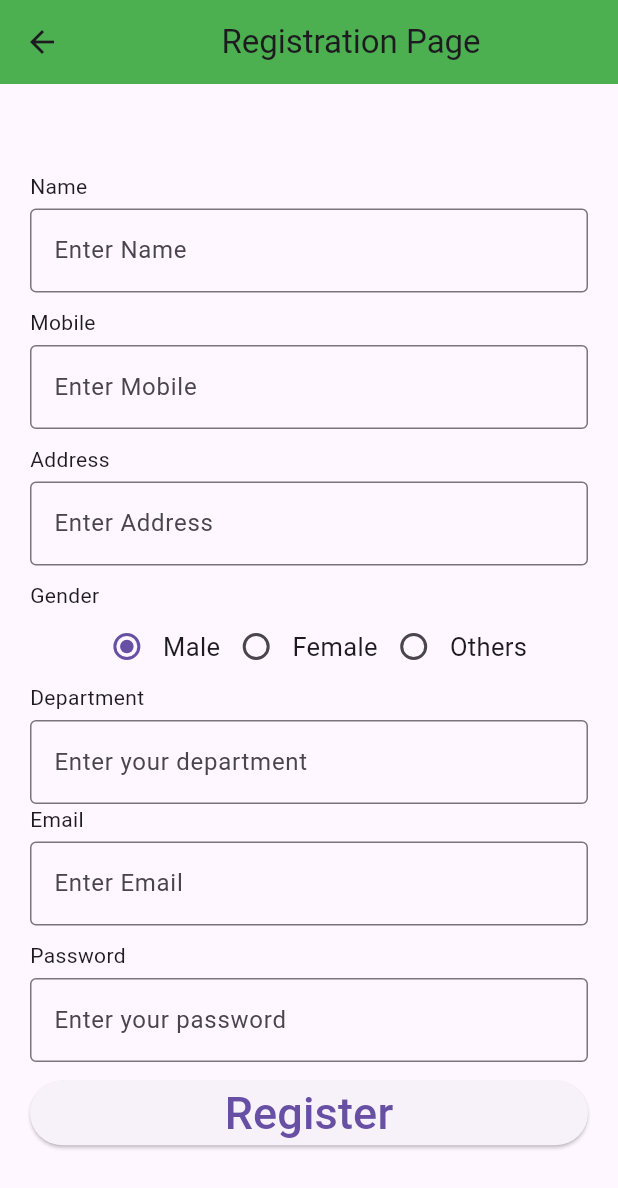
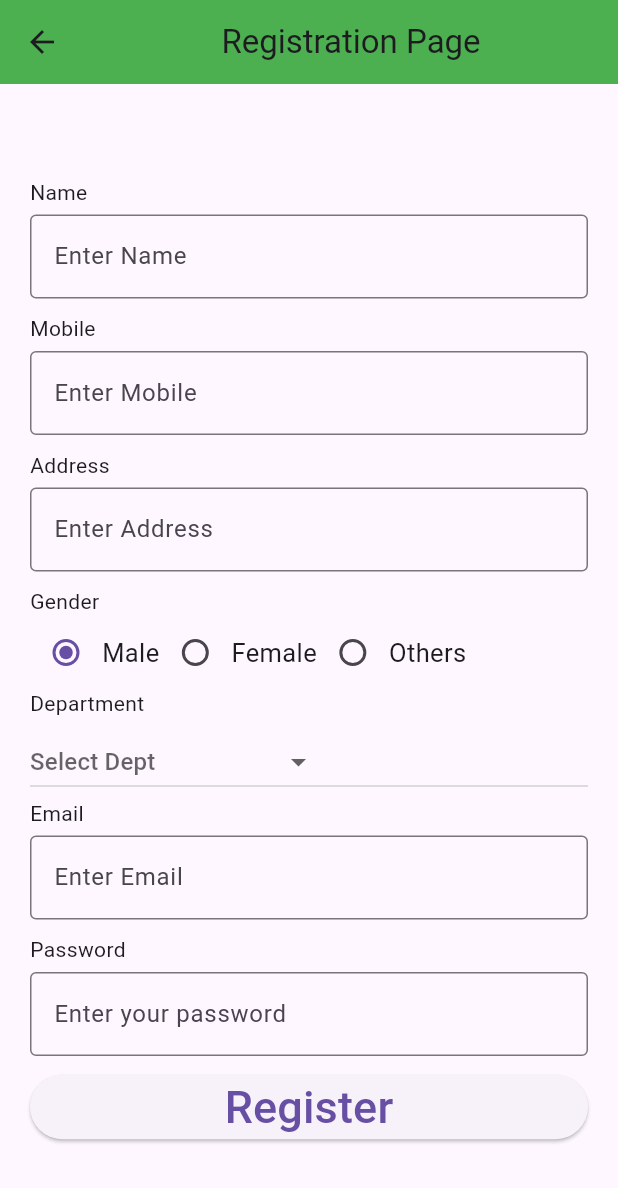
Before and after one commit to ayshafaida/placement, a Flutter app: the Signup screen opened directly, on a phone screen of 412 x 824 dp. Shown: the top 1188 px of the screen. Run offline on Flutter 3.47's test engine with Material 3 defaults, Android fonts, the phone set to English and light mode, and no system bars.

Commit message:
department field added

```diff
--- a/lib/main.dart
+++ b/lib/main.dart
@@ -1,5 +1,4 @@
 import 'package:final_project/homepage.dart';
-import 'package:final_project/myprofile.dart';
 import 'package:final_project/signup.dart';
 import 'package:flutter/material.dart';
 
@@ -15,8 +14,8 @@ class MyApp extends StatelessWidget {
   Widget build(BuildContext context) {
     return MaterialApp(
       debugShowCheckedModeBanner: false,
-      // home:Login(),
-      home:myprofile(),
+      home:Login(),
+      // home:myprofile(),
     );
   }
 }
--- a/lib/signup.dart
+++ b/lib/signup.dart
@@ -10,7 +10,9 @@ class Signup extends StatefulWidget {
 
 class _SignupState extends State<Signup> {
   String radioButtonItem = 'ONE';
+  String department = 'BA.English';
   int id = 1;
+  List<String> dept = ['BA.English', 'BA.Sociology', 'BSc.Computer Science'];
   @override
   Widget build(BuildContext context) {
     return Scaffold(
@@ -70,7 +72,7 @@ class _SignupState extends State<Signup> {
               ),
               Text('Gender'),
               Row(
-          mainAxisAlignment: MainAxisAlignment.center,
+                mainAxisAlignment: MainAxisAlignment.start,
                 children: <Widget>[
                   Radio(
                     value: 1,
@@ -86,7 +88,6 @@ class _SignupState extends State<Signup> {
                     'Male',
                     style: new TextStyle(fontSize: 17.0),
                   ),
-
                   Radio(
                     value: 2,
                     groupValue: id,
@@ -103,7 +104,6 @@ class _SignupState extends State<Signup> {
                       fontSize: 17.0,
                     ),
                   ),
-
                   Radio(
                     value: 3,
                     groupValue: id,
@@ -124,19 +124,24 @@ class _SignupState extends State<Signup> {
               const SizedBox(
                 height: 5,
               ),
-              TextField(
-                // controller: emailController,
-                decoration: const InputDecoration(
-                  border: OutlineInputBorder(),
-                  hintText: 'Enter your department',
-                ),
-              ),
+              DropdownButton(
+                  items: dept.map((String value) {
+                    return DropdownMenuItem<String>(
+                      child: new Text(value),
+                      value: value,
+                    );
+                  }).toList(),
+                  hint: const Text('Select Dept'),
+                  onChanged: (newValue) {
+                    setState(() {
+                      department = newValue!;
+                    });
+                  }),
               const Text('Email'),
               const SizedBox(
                 height: 5,
               ),
               TextField(
-                // controller: emailController,
                 decoration: const InputDecoration(
                   border: OutlineInputBorder(),
                   hintText: 'Enter Email',
@@ -164,8 +169,7 @@ class _SignupState extends State<Signup> {
               ),
               //create button for register
               ElevatedButton(
-                onPressed: () {
-                },
+                onPressed: () {},
                 child: InkWell(
                   onTap: () {
                     Navigator.push(
```
Lines whose indentation alone changed are shown as unchanged.
